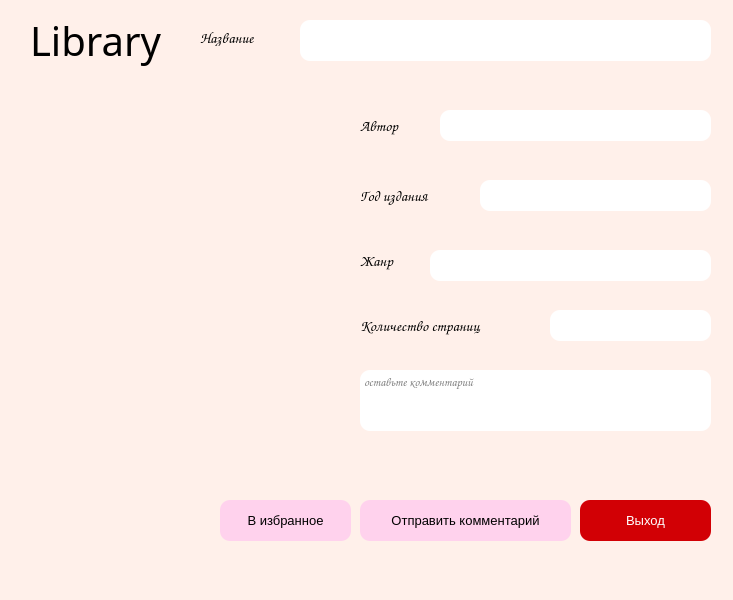
The window that client/ui/bookPage.ui (dashaPima/el-library) describes before a commit, drawn with Qt 5.
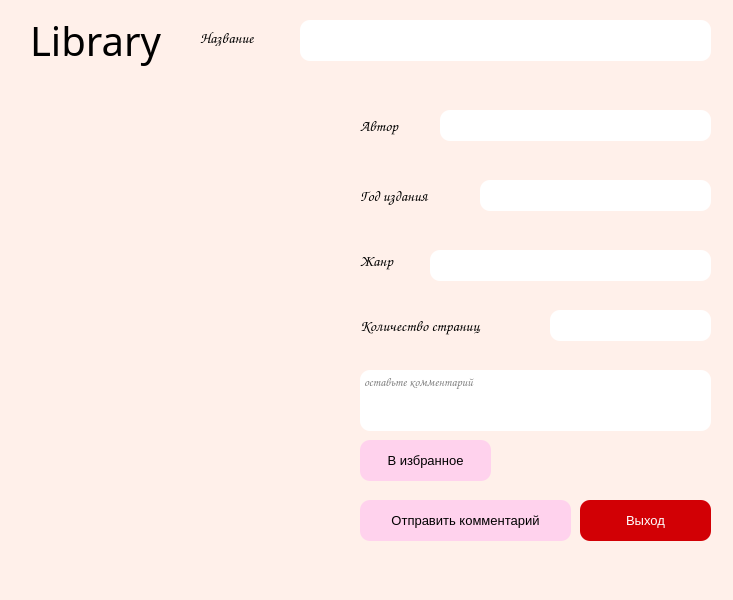
The same window after the commit. Custom widgets are drawn as their Qt base class.

Commit message: Added opening OneBookWindow

What changed in the file:
```diff
--- a/client/ui/bookPage.ui
+++ b/client/ui/bookPage.ui
@@ -69,8 +69,8 @@
    <widget class="QPushButton" name="addToFavorite">
     <property name="geometry">
      <rect>
-      <x>220</x>
-      <y>500</y>
+      <x>360</x>
+      <y>440</y>
       <width>131</width>
       <height>41</height>
      </rect>
@@ -239,10 +239,10 @@
    <widget class="QPdfView" name="widget" native="true">
     <property name="geometry">
      <rect>
-      <x>19</x>
-      <y>79</y>
-      <width>331</width>
-      <height>411</height>
+      <x>9</x>
+      <y>69</y>
+      <width>341</width>
+      <height>491</height>
      </rect>
     </property>
    </widget>
```
Left out of the diff: 4 changed lines with no effect on the pictures. The commit also changes 8 other files.
